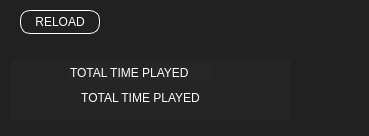
First picture: the form in stats.ui, repository illud/crono, before the edit.
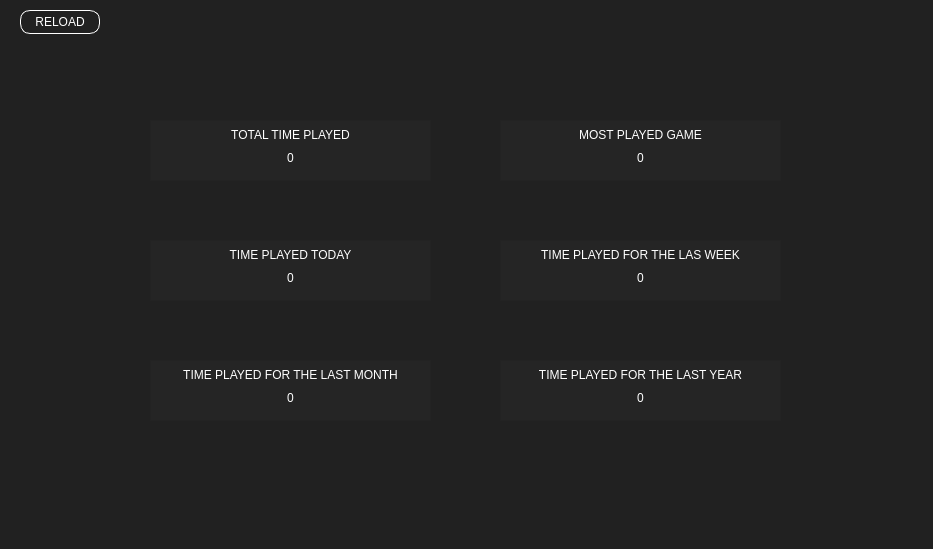
Second picture: the form after the edit.

Commit message: STATS show time played for today

What changed in the file:
```diff
--- a/stats.ui
+++ b/stats.ui
@@ -6,8 +6,8 @@
    <rect>
     <x>0</x>
     <y>0</y>
-    <width>369</width>
-    <height>136</height>
+    <width>933</width>
+    <height>549</height>
    </rect>
   </property>
   <property name="windowTitle">
@@ -19,8 +19,8 @@
   <widget class="QFrame" name="frame">
    <property name="geometry">
     <rect>
-     <x>10</x>
-     <y>60</y>
+     <x>150</x>
+     <y>120</y>
      <width>281</width>
      <height>61</height>
     </rect>
@@ -37,24 +37,28 @@
    <widget class="QLabel" name="label">
     <property name="geometry">
      <rect>
-      <x>60</x>
+      <x>0</x>
       <y>5</y>
-      <width>141</width>
-      <height>16</height>
+      <width>281</width>
+      <height>20</height>
      </rect>
     </property>
     <property name="styleSheet">
      <string notr="true">color: rgb(255, 255, 255);
+background-color: transparent;
 font: 900 9pt &quot;Arial Black&quot;;</string>
     </property>
     <property name="text">
      <string>TOTAL TIME PLAYED</string>
     </property>
+    <property name="alignment">
+     <set>Qt::AlignCenter</set>
+    </property>
    </widget>
    <widget class="QLabel" name="totalTimePlayedText">
     <property name="geometry">
      <rect>
-      <x>20</x>
+      <x>30</x>
       <y>30</y>
       <width>221</width>
       <height>16</height>
@@ -66,7 +70,7 @@
 font: 900 14pt &quot;Arial Black&quot;;</string>
     </property>
     <property name="text">
-     <string>TOTAL TIME PLAYED</string>
+     <string>0</string>
     </property>
     <property name="alignment">
      <set>Qt::AlignCenter</set>
@@ -115,6 +119,311 @@
     <string>RELOAD</string>
    </property>
   </widget>
+  <widget class="QFrame" name="frame_2">
+   <property name="geometry">
+    <rect>
+     <x>500</x>
+     <y>120</y>
+     <width>281</width>
+     <height>61</height>
+    </rect>
+   </property>
+   <property name="styleSheet">
+    <string notr="true">background-color: rgba(44, 44, 44, 100);</string>
+   </property>
+   <property name="frameShape">
+    <enum>QFrame::StyledPanel</enum>
+   </property>
+   <property name="frameShadow">
+    <enum>QFrame::Raised</enum>
+   </property>
+   <widget class="QLabel" name="mostPlayedGameTitle">
+    <property name="geometry">
+     <rect>
+      <x>0</x>
+      <y>5</y>
+      <width>281</width>
+      <height>20</height>
+     </rect>
+    </property>
+    <property name="styleSheet">
+     <string notr="true">color: rgb(255, 255, 255);
+font: 900 9pt &quot;Arial Black&quot;;
+background-color: transparent;</string>
+    </property>
+    <property name="text">
+     <string>MOST PLAYED GAME</string>
+    </property>
+    <property name="alignment">
+     <set>Qt::AlignCenter</set>
+    </property>
+   </widget>
+   <widget class="QLabel" name="mostPlayedGameText">
+    <property name="geometry">
+     <rect>
+      <x>30</x>
+      <y>30</y>
+      <width>221</width>
+      <height>16</height>
+     </rect>
+    </property>
+    <property name="styleSheet">
+     <string notr="true">background-color: rgba(44, 44, 44, 0);
+color: rgb(255, 255, 255);
+font: 900 14pt &quot;Arial Black&quot;;</string>
+    </property>
+    <property name="text">
+     <string>0</string>
+    </property>
+    <property name="alignment">
+     <set>Qt::AlignCenter</set>
+    </property>
+   </widget>
+  </widget>
+  <widget class="QFrame" name="frame_3">
+   <property name="geometry">
+    <rect>
+     <x>150</x>
+     <y>240</y>
+     <width>281</width>
+     <height>61</height>
+    </rect>
+   </property>
+   <property name="styleSheet">
+    <string notr="true">background-color: rgba(44, 44, 44, 100);</string>
+   </property>
+   <property name="frameShape">
+    <enum>QFrame::StyledPanel</enum>
+   </property>
+   <property name="frameShadow">
+    <enum>QFrame::Raised</enum>
+   </property>
+   <widget class="QLabel" name="mostPlayedGameTitle_2">
+    <property name="geometry">
+     <rect>
+      <x>0</x>
+      <y>5</y>
+      <width>281</width>
+      <height>20</height>
+     </rect>
+    </property>
+    <property name="styleSheet">
+     <string notr="true">background-color: transparent;
+color: rgb(255, 255, 255);
+font: 900 9pt &quot;Arial Black&quot;;</string>
+    </property>
+    <property name="text">
+     <string>TIME PLAYED TODAY</string>
+    </property>
+    <property name="alignment">
+     <set>Qt::AlignCenter</set>
+    </property>
+   </widget>
+   <widget class="QLabel" name="timePlayedTodayText">
+    <property name="geometry">
+     <rect>
+      <x>30</x>
+      <y>30</y>
+      <width>221</width>
+      <height>16</height>
+     </rect>
+    </property>
+    <property name="styleSheet">
+     <string notr="true">background-color: rgba(44, 44, 44, 0);
+color: rgb(255, 255, 255);
+font: 900 14pt &quot;Arial Black&quot;;</string>
+    </property>
+    <property name="text">
+     <string>0</string>
+    </property>
+    <property name="alignment">
+     <set>Qt::AlignCenter</set>
+    </property>
+   </widget>
+  </widget>
+  <widget class="QFrame" name="frame_4">
+   <property name="geometry">
+    <rect>
+     <x>500</x>
+     <y>240</y>
+     <width>281</width>
+     <height>61</height>
+    </rect>
+   </property>
+   <property name="styleSheet">
+    <string notr="true">background-color: rgba(44, 44, 44, 100);</string>
+   </property>
+   <property name="frameShape">
+    <enum>QFrame::StyledPanel</enum>
+   </property>
+   <property name="frameShadow">
+    <enum>QFrame::Raised</enum>
+   </property>
+   <widget class="QLabel" name="mostPlayedGameTitle_3">
+    <property name="geometry">
+     <rect>
+      <x>0</x>
+      <y>5</y>
+      <width>281</width>
+      <height>20</height>
+     </rect>
+    </property>
+    <property name="styleSheet">
+     <string notr="true">background-color: transparent;
+color: rgb(255, 255, 255);
+font: 900 9pt &quot;Arial Black&quot;;</string>
+    </property>
+    <property name="text">
+     <string>TIME PLAYED FOR THE LAS WEEK</string>
+    </property>
+    <property name="alignment">
+     <set>Qt::AlignCenter</set>
+    </property>
+   </widget>
+   <widget class="QLabel" name="timePlayedThisWeek">
+    <property name="geometry">
+     <rect>
+      <x>30</x>
+      <y>30</y>
+      <width>221</width>
+      <height>16</height>
+     </rect>
+    </property>
+    <property name="styleSheet">
+     <string notr="true">background-color: rgba(44, 44, 44, 0);
+color: rgb(255, 255, 255);
+font: 900 14pt &quot;Arial Black&quot;;</string>
+    </property>
+    <property name="text">
+     <string>0</string>
+    </property>
+    <property name="alignment">
+     <set>Qt::AlignCenter</set>
+    </property>
+   </widget>
+  </widget>
+  <widget class="QFrame" name="frame_5">
+   <property name="geometry">
+    <rect>
+     <x>150</x>
+     <y>360</y>
+     <width>281</width>
+     <height>61</height>
+    </rect>
+   </property>
+   <property name="styleSheet">
+    <string notr="true">background-color: rgba(44, 44, 44, 100);</string>
+   </property>
+   <property name="frameShape">
+    <enum>QFrame::StyledPanel</enum>
+   </property>
+   <property name="frameShadow">
+    <enum>QFrame::Raised</enum>
+   </property>
+   <widget class="QLabel" name="mostPlayedGameTitle_4">
+    <property name="geometry">
+     <rect>
+      <x>0</x>
+      <y>5</y>
+      <width>281</width>
+      <height>20</height>
+     </rect>
+    </property>
+    <property name="styleSheet">
+     <string notr="true">background-color: transparent;
+color: rgb(255, 255, 255);
+font: 900 9pt &quot;Arial Black&quot;;</string>
+    </property>
+    <property name="text">
+     <string>TIME PLAYED FOR THE LAST MONTH</string>
+    </property>
+    <property name="alignment">
+     <set>Qt::AlignCenter</set>
+    </property>
+   </widget>
+   <widget class="QLabel" name="timePlayedThisMonth">
+    <property name="geometry">
+     <rect>
+      <x>30</x>
+      <y>30</y>
+      <width>221</width>
+      <height>16</height>
+     </rect>
+    </property>
+    <property name="styleSheet">
+     <string notr="true">background-color: rgba(44, 44, 44, 0);
+color: rgb(255, 255, 255);
+font: 900 14pt &quot;Arial Black&quot;;</string>
+    </property>
+    <property name="text">
+     <string>0</string>
+    </property>
+    <property name="alignment">
+     <set>Qt::AlignCenter</set>
+    </property>
+   </widget>
+  </widget>
+  <widget class="QFrame" name="frame_6">
+   <property name="geometry">
+    <rect>
+     <x>500</x>
+     <y>360</y>
+     <width>281</width>
+     <height>61</height>
+    </rect>
+   </property>
+   <property name="styleSheet">
+    <string notr="true">background-color: rgba(44, 44, 44, 100);</string>
+   </property>
+   <property name="frameShape">
+    <enum>QFrame::StyledPanel</enum>
+   </property>
+   <property name="frameShadow">
+    <enum>QFrame::Raised</enum>
+   </property>
+   <widget class="QLabel" name="mostPlayedGameTitle_5">
+    <property name="geometry">
+     <rect>
+      <x>0</x>
+      <y>5</y>
+      <width>281</width>
+      <height>20</height>
+     </rect>
+    </property>
+    <property name="styleSheet">
+     <string notr="true">background-color: transparent;
+color: rgb(255, 255, 255);
+font: 900 9pt &quot;Arial Black&quot;;</string>
+    </property>
+    <property name="text">
+     <string>TIME PLAYED FOR THE LAST YEAR</string>
+    </property>
+    <property name="alignment">
+     <set>Qt::AlignCenter</set>
+    </property>
+   </widget>
+   <widget class="QLabel" name="timePlayedThForeLastYear">
+    <property name="geometry">
+     <rect>
+      <x>30</x>
+      <y>30</y>
+      <width>221</width>
+      <height>16</height>
+     </rect>
+    </property>
+    <property name="styleSheet">
+     <string notr="true">background-color: rgba(44, 44, 44, 0);
+color: rgb(255, 255, 255);
+font: 900 14pt &quot;Arial Black&quot;;</string>
+    </property>
+    <property name="text">
+     <string>0</string>
+    </property>
+    <property name="alignment">
+     <set>Qt::AlignCenter</set>
+    </property>
+   </widget>
+  </widget>
  </widget>
  <resources/>
  <connections/>
```
The commit also changes 7 other files.
